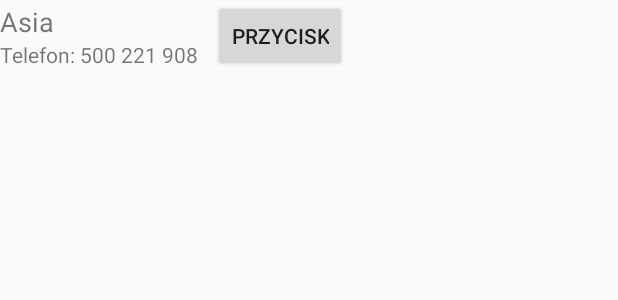
After one commit to MKMMHS/PierwszaApka, an Android app: the layout asia.xml on its own in the app's theme, with its tools: preview values and no code run, on a phone screen of 412 x 824 dp. The commit adds this screen. Shown: the top 300 px of the screen. Run offline under Robolectric (Android 15) with nearby library versions, the phone set to English and light mode, and no system bars.

Commit message:
porządki

```diff
--- /dev/null
+++ b/app/src/main/res/layout/asia.xml
@@ -0,0 +1,34 @@
+<?xml version="1.0" encoding="utf-8"?>
+<LinearLayout xmlns:android="http://schemas.android.com/apk/res/android"
+    android:layout_width="wrap_content"
+    android:layout_height="wrap_content"
+    android:gravity="center_vertical" >
+
+    <LinearLayout
+        android:layout_width="wrap_content"
+        android:layout_height="wrap_content"
+        android:orientation="vertical"
+        android:layout_marginRight="10dp" >
+
+        <TextView
+            android:id="@+id/title"
+            android:layout_width="wrap_content"
+            android:layout_height="wrap_content"
+            android:textSize="18sp"
+            android:text="Asia" />
+
+        <TextView
+            android:id="@+id/snippet"
+            android:layout_width="wrap_content"
+            android:layout_height="wrap_content"
+            android:text="Telefon: 500 221 908" />
+
+    </LinearLayout>
+
+    <Button
+        android:id="@+id/button"
+        android:layout_width="wrap_content"
+        android:layout_height="wrap_content"
+        android:text="Przycisk" />
+
+</LinearLayout>
--- a/app/src/main/res/values/strings.xml
+++ b/app/src/main/res/values/strings.xml
@@ -19,5 +19,6 @@
     <string name="newLogin">Nowy Login</string>
     <string name="acceptEdit">Potwierdź</string>
     <string name="editActivity">Edycja profilu</string>
+    <string name="test_string" ><![CDATA[<font color="%1$s"><b>Test/b></font>]]> String</string>
 
 </resources>
```
Also changed, not shown: app/src/main/java/com/example/micha/pierwszaapka/MapsActivity.java (+71 -85 lines), app/src/main/res/layout/grzesiek.xml (added, +34 -0 lines), app/src/main/res/layout/krzysiek.xml (added, +34 -0 lines), app/src/main/res/layout/marcin.xml (added, +34 -0 lines), app/src/main/res/layout/marta.xml (added, +34 -0 lines), app/src/main/res/layout/ola.xml (added, +34 -0 lines), app/src/debug/ic_launcher-web.png (added), app/src/debug/ic_przybity-web.png (added), app/src/debug/res/mipmap-hdpi/ic_launcher.png (added), app/src/debug/res/mipmap-hdpi/ic_przybity.png (added), app/src/debug/res/mipmap-mdpi/ic_launcher.png (added), app/src/debug/res/mipmap-mdpi/ic_przybity.png (added), app/src/debug/res/mipmap-xhdpi/ic_launcher.png (added), app/src/debug/res/mipmap-xhdpi/ic_przybity.png (added), 4 more files.
